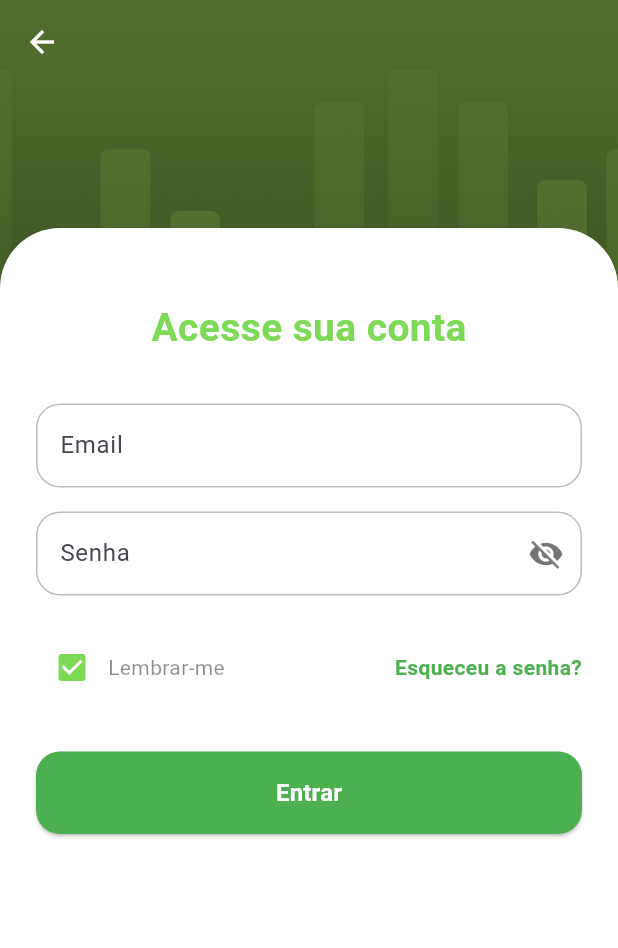
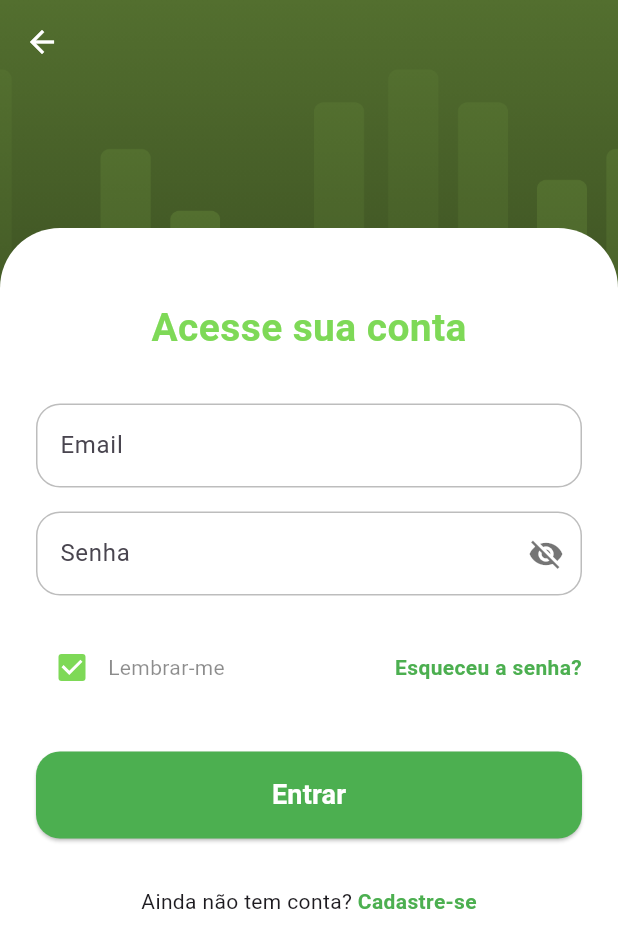
Before and after one commit to S4r4GDL/prog-mobile, a Flutter app: the screen it shows after launch, after a tap on "Entrar", on a phone screen of 412 x 824 dp. Shown: the top 948 px of the screen. Run offline on Flutter 3.47's test engine with Material 3 defaults, Android fonts, the phone set to English and light mode, and no system bars.

Commit message:
Login-page Ajuste validador de ee-mail

```diff
--- a/lib/pages/login/signin_page.dart
+++ b/lib/pages/login/signin_page.dart
@@ -1,4 +1,6 @@
 import 'package:flutter/material.dart';
+import 'package:prog_mobile_app_educadin/pages/login/forget_password_page.dart';
+import 'package:prog_mobile_app_educadin/pages/login/signup_page.dart';
 import 'package:prog_mobile_app_educadin/theme/theme.dart';
 import 'package:prog_mobile_app_educadin/widgets/login_scaffold.dart';
 
@@ -50,6 +52,12 @@ class _SigninPageState extends State<SigninPage> {
                     validator: (value) {
                       if (value == null || value.isEmpty) {
                         return 'Entre com o email';
+                      }
+                      String pattern =
+                          r'^[a-zA-Z0-9._%+-]+@[a-zA-Z0-9.-]+\.[a-zA-Z]{2,}$';
+                      RegExp regex = RegExp(pattern);
+                      if (!regex.hasMatch(value)) {
+                        return 'Insira um email válido';
                       }
                       return null;
                     },
@@ -155,12 +163,25 @@ class _SigninPageState extends State<SigninPage> {
                   ),
                 ],
               ),
-                          const Text(
+              Row(
+                  mainAxisAlignment: MainAxisAlignment.center,
+                  children: [
+                    GestureDetector(
+                        onTap: (){Navigator.push(
+                    context,
+                    MaterialPageRoute(
+                      builder: (e) => const ForgetPasswordPage(),
+                    ),
+                    );
+                    }, child: const Text(
                       'Esqueceu a senha?',
                       style: TextStyle(
                         color: Colors.green,
                         fontWeight: FontWeight.bold,
                       ),
+                    ),
+                    )
+                  ]
               ),
               ],
             ),
@@ -208,20 +229,46 @@ class _SigninPageState extends State<SigninPage> {
                   'Entrar',
                   style: TextStyle(
                     fontWeight: FontWeight.bold,
-                              fontSize: 16,
+                    fontSize: 18,
                     color: Colors.white,
                   ),
                 ),
               ),
             ),
+                  const SizedBox(height: 32),
+                  Row(
+                      mainAxisAlignment: MainAxisAlignment.center,
+                      children: [
+                        const Text(
+                          'Ainda não tem conta? ',
+                        ),
+                        GestureDetector(
+                          onTap: (){Navigator.push(
+                            context,
+                            MaterialPageRoute(
+                              builder: (e) => const SignupPage(),
+                            ),
+                          );
+                          }, child: const Text(
+                          'Cadastre-se',
+                          style: TextStyle(
+                            color: Colors.green,
+                            fontWeight: FontWeight.bold,
+                          ),
+                        ),
+                        )
+                      ]
+                  ),
             ],
           ),
         ),
       ),
-            ),
-          ),
-        ],
-      ),
+    ),)
+    ,
+    ]
+    ,
+    )
+    ,
     );
   }
 }
```
Lines whose indentation alone changed are shown as unchanged.
